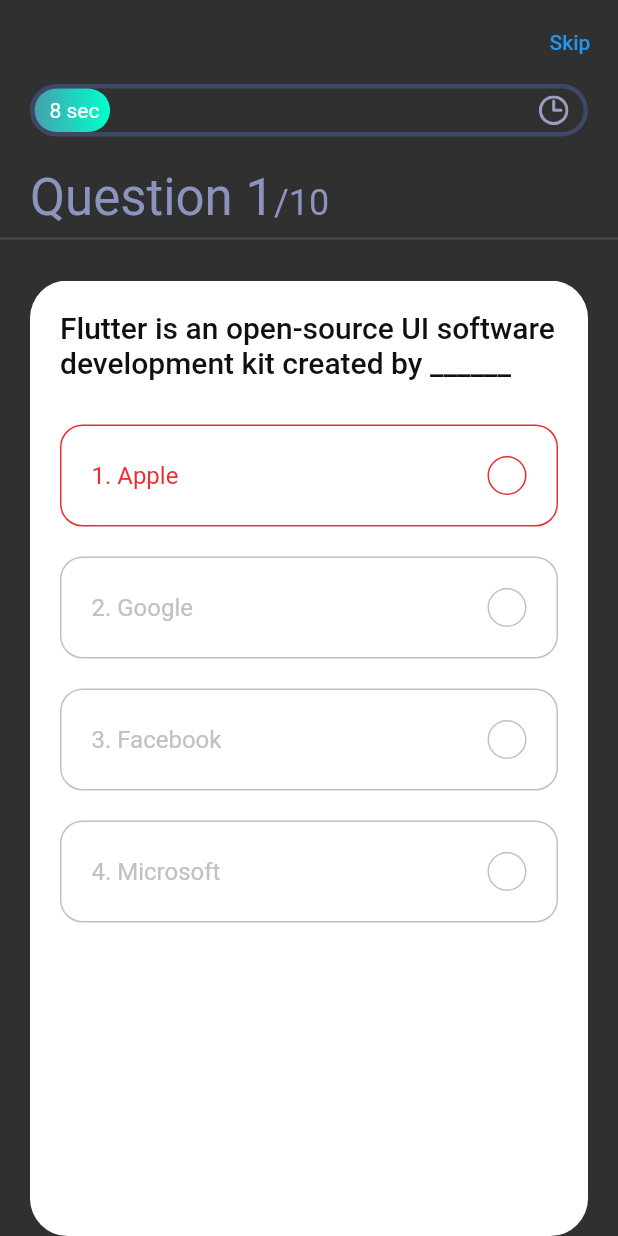
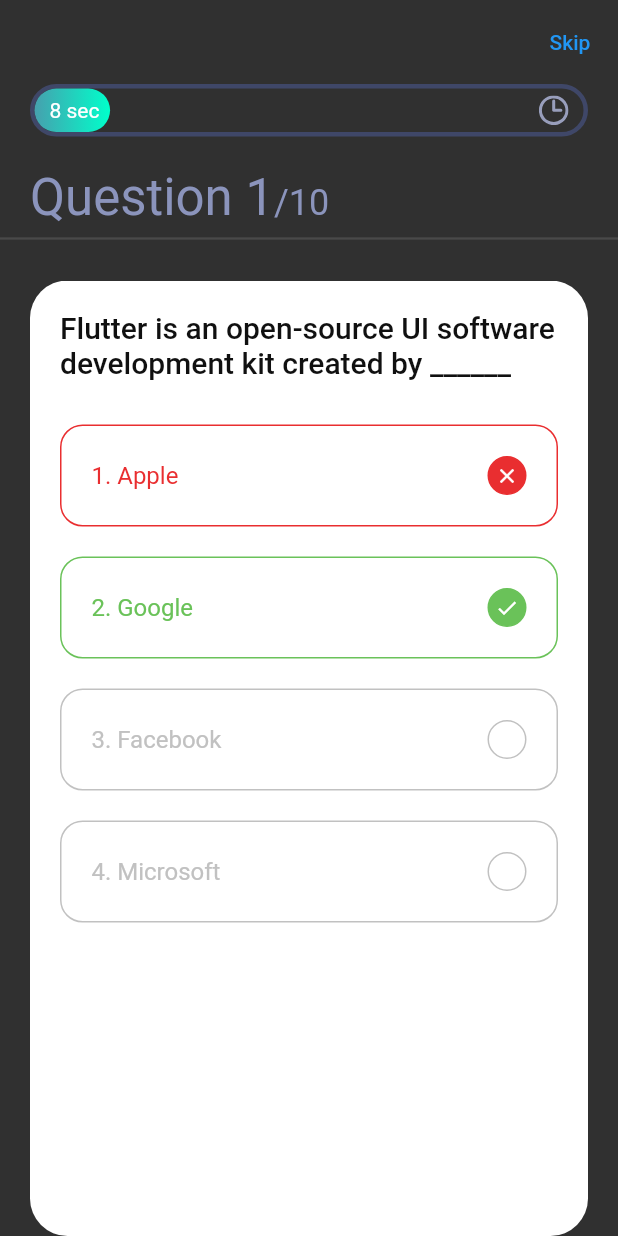
Before and after one commit to dmitryrocha/quiz_app, a Flutter app: the screen it shows after launch, after a tap on an icon or button, on a phone screen of 412 x 824 dp. Run offline on Flutter 3.47's test engine with Material 2 defaults, Android fonts, the phone set to English and light mode, and no system bars; our stand-ins replace flutter_svg, get.

Commit message:
implementado o ícone das respostas

```diff
--- a/lib/screens/quiz/components/body.dart
+++ b/lib/screens/quiz/components/body.dart
@@ -61,6 +61,8 @@ class Body extends StatelessWidget {
               ),
               Expanded(
                 child: PageView.builder(
+                  physics: NeverScrollableScrollPhysics(),
+                  controller: _questionController.pageController,
                   itemCount: _questionController.questions.length,
                   itemBuilder: (context, index) => QuestionCard(question: _questionController.questions[index],),
                 ),
--- a/lib/screens/quiz/components/option.dart
+++ b/lib/screens/quiz/components/option.dart
@@ -22,13 +22,17 @@ class Option extends StatelessWidget {
           Color getRigthColor() {
             if (qnController.isAnswered) {
               if (index == qnController.correctAns) {
-                return kGrayColor;
+                return kGreenColor;
               } else if (index == qnController.selectedAns &&
                   qnController.selectedAns != qnController.correctAns) {
                 return kRedColor;
               }
             }
             return kGrayColor;
+          }
+
+          IconData getRightIcon() {
+            return getRigthColor() == kRedColor ? Icons.close : Icons.done;
           }
 
           return InkWell(
@@ -51,9 +55,18 @@ class Option extends StatelessWidget {
                     height: 26,
                     width: 26,
                     decoration: BoxDecoration(
+                      color: getRigthColor() == kGrayColor
+                          ? Colors.transparent
+                          : getRigthColor(),
                       borderRadius: BorderRadius.circular(50),
                       border: Border.all(color: getRigthColor()),
                     ),
+                    child: getRigthColor() == kGrayColor
+                        ? null
+                        : Icon(
+                            getRightIcon(),
+                            size: 16,
+                          ),
                   )
                 ],
               ),
```
Also changed, not shown: lib/controllers/question_controller.dart (+24 -0 lines).
